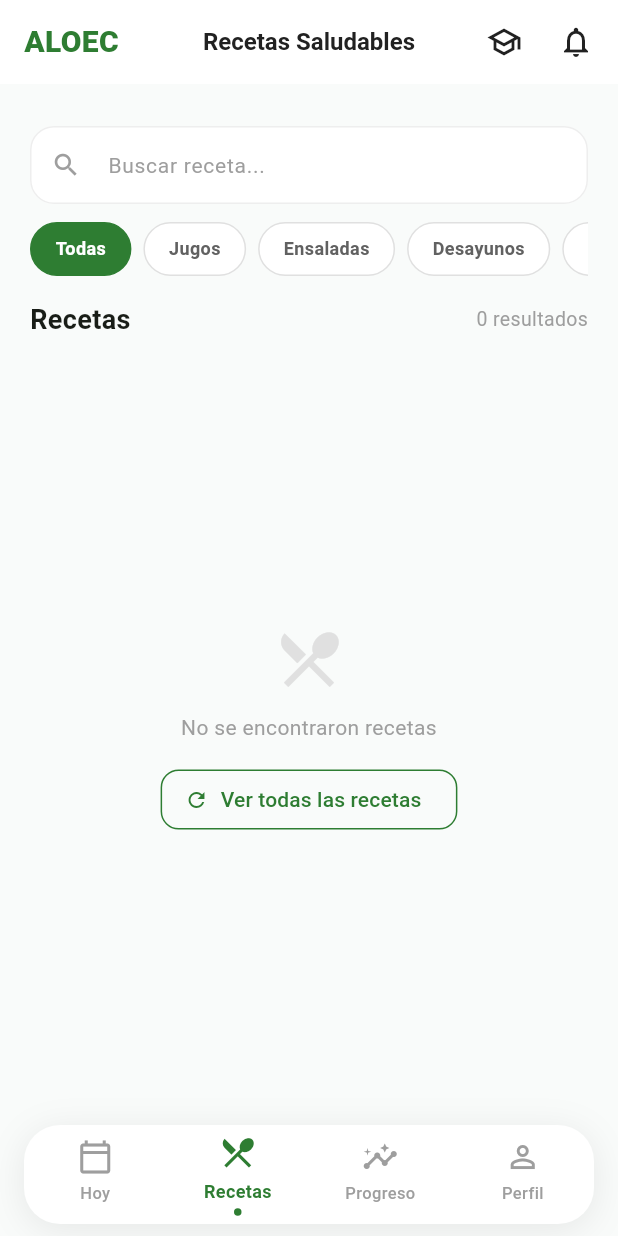
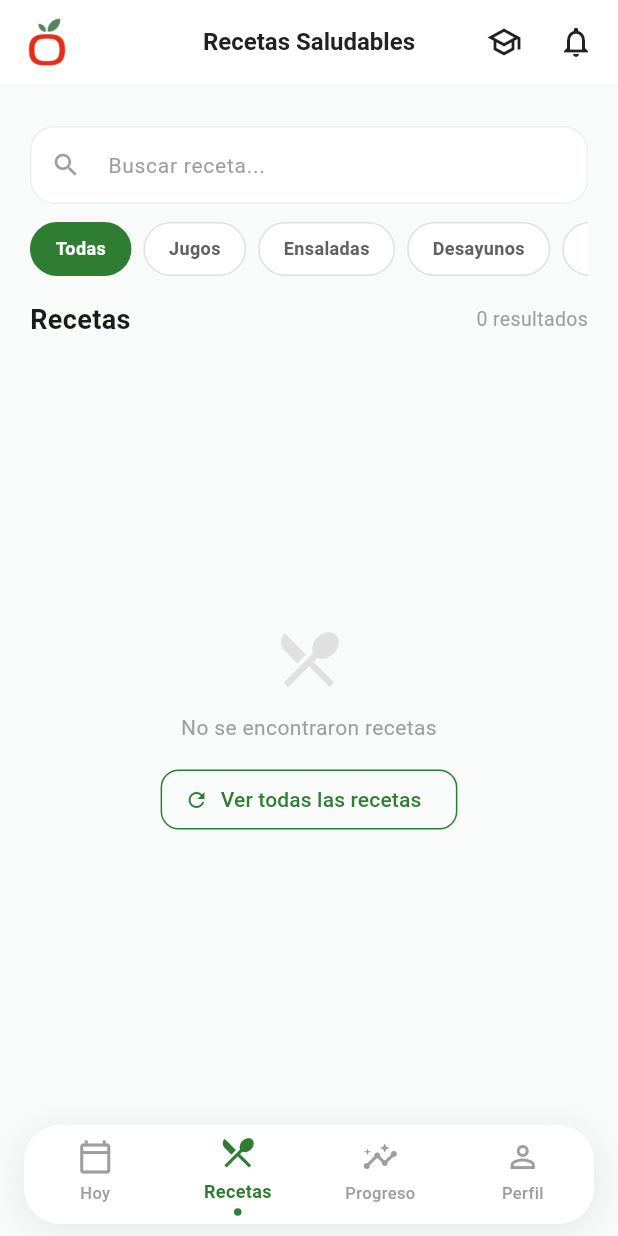
Before and after one commit to WebFixSoluciones/appaloec, a Flutter app: the screen it shows once a user with an empty profile is signed in, on a phone screen of 412 x 824 dp. Run offline on Flutter 3.47's test engine with Material 3 defaults, Android fonts, the light colour scheme and no system bars; our stand-ins replace cached_network_image, cloud_firestore, firebase_analytics, firebase_auth, firebase_core, firebase_crashlytics and 7 more; missing offline and left inert: webview_flutter_android; accounts and stored records are empty.

Commit message:
feat: replace ALOEC text with brand isotype and add tap navigation to recipes

```diff
--- /dev/null
+++ b/aloec_mobile/lib/features/home/presentation/providers/home_tab_provider.dart
@@ -0,0 +1,8 @@
+import 'package:flutter_riverpod/flutter_riverpod.dart';
+
+/// Provider que controla el índice de la pestaña activa en HomeScreen
+/// 0: Hoy (Protocolo)
+/// 1: Recetas (JuicesScreen - Pantalla de inicio por defecto)
+/// 2: Progreso
+/// 3: Perfil
+final homeTabProvider = StateProvider<int>((ref) => 1);
--- a/aloec_mobile/lib/features/home/presentation/screens/home_screen.dart
+++ b/aloec_mobile/lib/features/home/presentation/screens/home_screen.dart
@@ -3,6 +3,7 @@ import 'package:flutter_riverpod/flutter_riverpod.dart';
 import '../../../juices/presentation/screens/juices_screen.dart';
 import '../../../profile/presentation/screens/profile_screen.dart';
 import '../../../progress/presentation/screens/progress_screen.dart';
+import '../providers/home_tab_provider.dart';
 import '../widgets/wellness_bottom_nav.dart';
 import '../widgets/protocol_fab.dart';
 import 'today_screen.dart';
@@ -16,12 +17,14 @@ class HomeScreen extends ConsumerStatefulWidget {
 }
 
 class _HomeScreenState extends ConsumerState<HomeScreen> {
-  late int _selectedIndex;
-
   @override
   void initState() {
     super.initState();
-    _selectedIndex = widget.initialIndex;
+    if (widget.initialIndex != 1) {
+      WidgetsBinding.instance.addPostFrameCallback((_) {
+        ref.read(homeTabProvider.notifier).state = widget.initialIndex;
+      });
+    }
   }
 
   final List<Widget> _screens = const [
@@ -33,22 +36,24 @@ class _HomeScreenState extends ConsumerState<HomeScreen> {
 
   @override
   Widget build(BuildContext context) {
+    final selectedIndex = ref.watch(homeTabProvider);
+
     return Scaffold(
       body: AnimatedSwitcher(
         duration: const Duration(milliseconds: 200),
         transitionBuilder: (child, animation) =>
             FadeTransition(opacity: animation, child: child),
         child: IndexedStack(
-          key: ValueKey(_selectedIndex),
-          index: _selectedIndex,
+          key: ValueKey(selectedIndex),
+          index: selectedIndex,
           children: _screens,
         ),
       ),
-      floatingActionButton: _selectedIndex == 0 ? const ProtocolFab() : null,
+      floatingActionButton: selectedIndex == 0 ? const ProtocolFab() : null,
       bottomNavigationBar: WellnessBottomNav(
-        selectedIndex: _selectedIndex,
+        selectedIndex: selectedIndex,
         onDestinationSelected: (index) {
-          setState(() => _selectedIndex = index);
+          ref.read(homeTabProvider.notifier).state = index;
         },
       ),
     );
--- a/aloec_mobile/lib/features/juices/presentation/screens/juices_screen.dart
+++ b/aloec_mobile/lib/features/juices/presentation/screens/juices_screen.dart
@@ -45,18 +45,16 @@ class _JuicesScreenState extends ConsumerState<JuicesScreen> {
       appBar: AppBar(
         backgroundColor: Colors.white,
         elevation: 0,
-        leadingWidth: 100,
-        leading: const Padding(
-          padding: EdgeInsets.only(left: 16),
+        leadingWidth: 56,
+        leading: Padding(
+          padding: const EdgeInsets.only(left: 16),
           child: Align(
             alignment: Alignment.centerLeft,
-            child: Text(
-              'ALOEC',
-              style: TextStyle(
-                color: AppColors.primaryGreen,
-                fontWeight: FontWeight.w800,
-                fontSize: 20,
-              ),
+            child: Image.asset(
+              'assets/images/isotype.png',
+              width: 32,
+              height: 32,
+              fit: BoxFit.contain,
             ),
           ),
         ),
```
Also changed, not shown: aloec_mobile/lib/features/home/presentation/screens/today_screen.dart (+17 -7 lines), aloec_mobile/assets/images/isotype.png (added).
